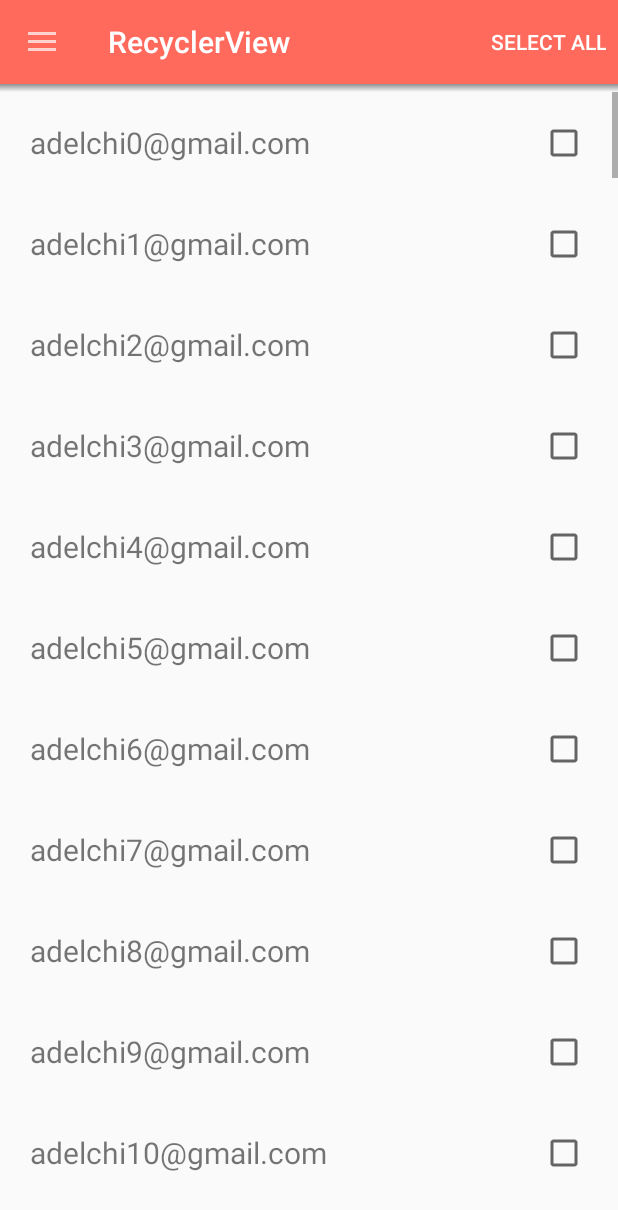
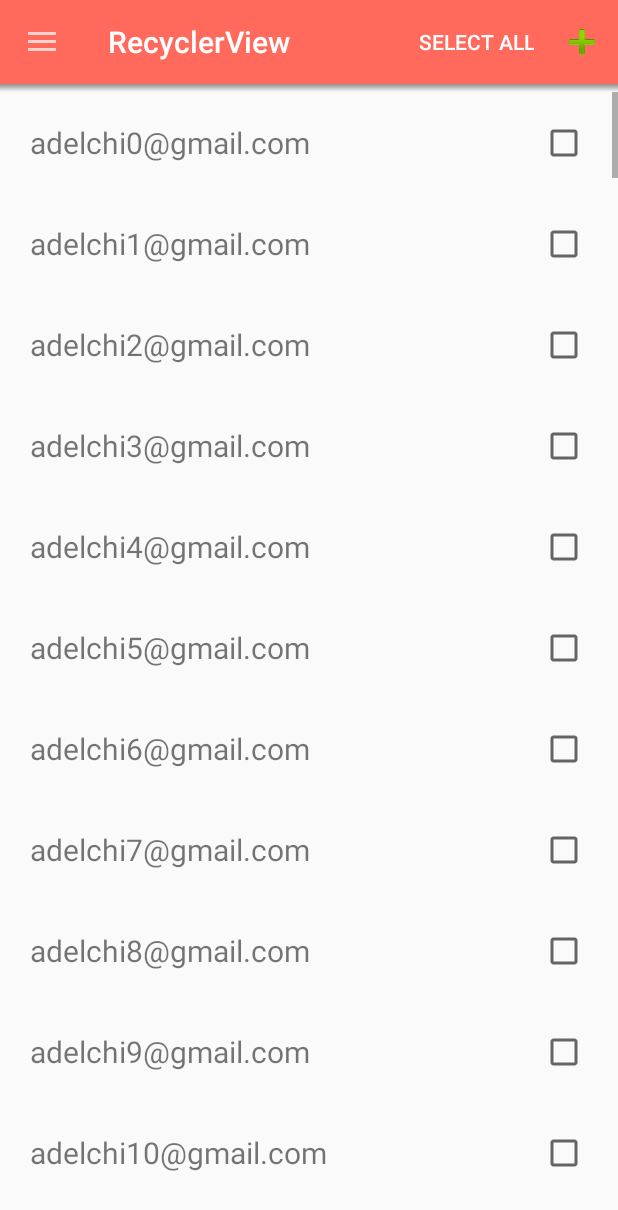
Before and after one commit to AdelchiF/RecyclerView, an Android app: the screen it shows after launch (MainActivity), after a tap on "DESELECT ALL", on a phone screen of 412 x 824 dp. Shown: the top 1210 px of the screen. Run offline under Robolectric (Android 15) with nearby library versions, the phone set to English and light mode, and no system bars; 1 other tap on this screen came first.

Commit message:
Modifica sul select all

```diff
--- a/app/src/main/java/com/example/adelchi/recyclerview/MainActivity.java
+++ b/app/src/main/java/com/example/adelchi/recyclerview/MainActivity.java
@@ -139,7 +139,35 @@ public class MainActivity extends AppCompatActivity implements RecyclerViewOnCli
         int id = item.getItemId();
 
         //noinspection SimplifiableIfStatement
-        if (id == R.id.select_all) {
+        switch (id){
+            case R.id.select_all:
+                Thread thread = new Thread(new Runnable() {
+                    @Override
+                    public void run() {
+
+                        for (Persona persona : persone
+                                ) {
+                            if (checked) {
+                                persona.setChecked(false);
+                                ((TextView) findViewById(R.id.select_all)).setText("Select all");
+                            } else {
+                                persona.setChecked(true);
+                                ((TextView) findViewById(R.id.select_all)).setText("Deselect all");
+                            }
+                        }
+                    }
+                });
+                thread.run();
+                checked = !checked;
+                adapter.notifyDataSetChanged();
+                return true;
+            case R.id.add_elem:
+                persone.add(persone.size(), new Persona("adelchi" + persone.size() + "@gmail.com", false));
+                adapter.notifyItemInserted(persone.size());
+                recyclerView.smoothScrollToPosition(persone.size());
+                return true;
+        }
+        /*if (id == R.id.select_all) {
             Thread thread = new Thread(new Runnable() {
                 @Override
                 public void run() {
@@ -160,7 +188,7 @@ public class MainActivity extends AppCompatActivity implements RecyclerViewOnCli
             checked = !checked;
             adapter.notifyDataSetChanged();
             return true;
-        }
+        }*/
 
         return super.onOptionsItemSelected(item);
     }
--- a/app/src/main/res/menu/menu_main.xml
+++ b/app/src/main/res/menu/menu_main.xml
@@ -1,6 +1,8 @@
 <menu xmlns:android="http://schemas.android.com/apk/res/android"
     xmlns:app="http://schemas.android.com/apk/res-auto"
     xmlns:tools="http://schemas.android.com/tools" tools:context=".MainActivity">
-    <item android:id="@+id/select_all" android:title="@string/action_settings"
+    <item android:id="@+id/select_all" android:title="@string/action_selectall"
+        android:orderInCategory="100" app:showAsAction="ifRoom" />
+    <item android:id="@+id/add_elem" android:title="@string/action_addelem" android:icon="@android:drawable/ic_input_add"
         android:orderInCategory="100" app:showAsAction="ifRoom" />
 </menu>
--- a/app/src/main/res/values/strings.xml
+++ b/app/src/main/res/values/strings.xml
@@ -2,7 +2,8 @@
     <string name="app_name">RecyclerView</string>
 
     <string name="hello_world">RecyclerView</string>
-    <string name="action_settings">Select All</string>
+    <string name="action_selectall">Select All</string>
+    <string name="action_addelem">Add</string>
 
 <!-- TODO: Remove or change this placeholder text -->
     <string name="hello_blank_fragment">Hello blank fragment</string>
```
